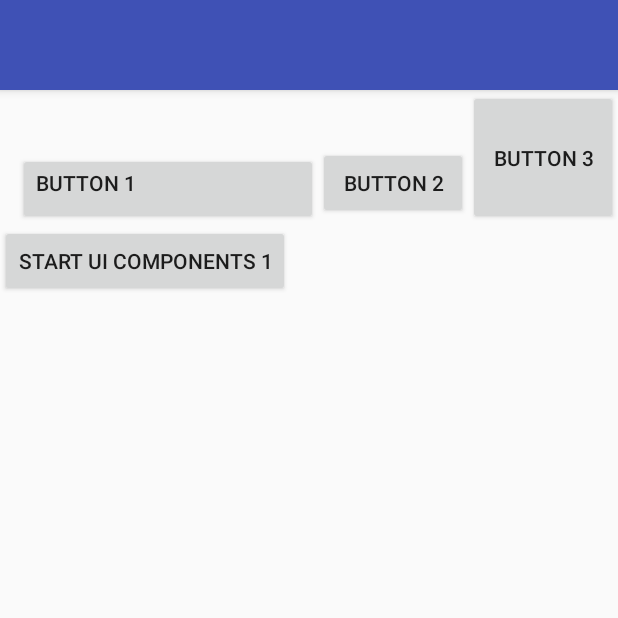
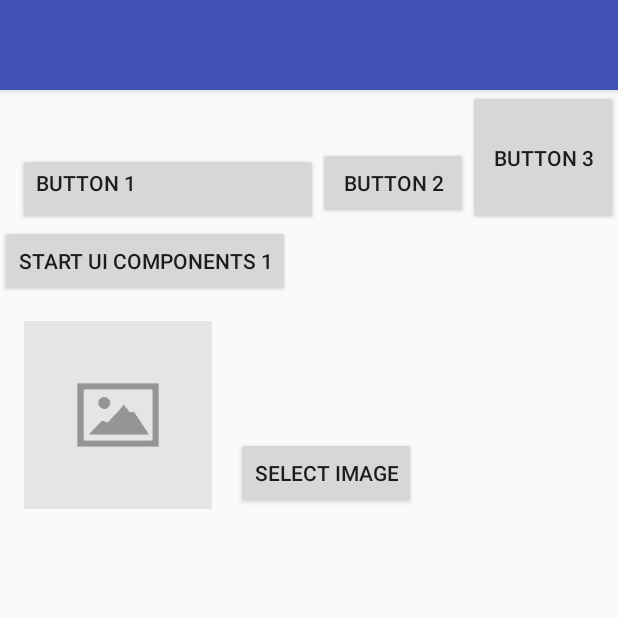
Before and after one commit to agpyaephyo/PADC7-HelloAndroid, an Android app: the screen it shows after launch (ContainerComponentsActivity), on a phone screen of 412 x 824 dp, the top half of it. Run offline under Robolectric (Android 15) with nearby library versions, the phone set to English and light mode, and no system bars.

Commit message:
Getting the image from device with implicit intent.

```diff
--- a/app/src/main/java/com/padcmyanmar/padc7_helloandroid/ContainerComponentsActivity.java
+++ b/app/src/main/java/com/padcmyanmar/padc7_helloandroid/ContainerComponentsActivity.java
@@ -22,5 +22,17 @@ public class ContainerComponentsActivity extends AppCompatActivity {
                 startActivity(intent);
             }
         });
+
+        Button btnSelectUserImage = findViewById(R.id.btn_select_image);
+        btnSelectUserImage.setOnClickListener(new View.OnClickListener() {
+            static final int REQUEST_IMAGE_GET = 1;
+
+            @Override
+            public void onClick(View v) {
+                Intent intent = new Intent(Intent.ACTION_GET_CONTENT);
+                intent.setType("image/*");
+                startActivityForResult(intent, REQUEST_IMAGE_GET);
+            }
+        });
     }
 }
--- a/app/src/main/res/layout/activity_container_components.xml
+++ b/app/src/main/res/layout/activity_container_components.xml
@@ -53,6 +53,24 @@
             android:layout_below="@id/ll_weight_eg"
             android:text="@string/lbl_start_ui_component_1" />
 
+        <ImageView
+            android:id="@+id/iv_user_image"
+            android:layout_width="wrap_content"
+            android:layout_height="wrap_content"
+            android:src="@drawable/placeholder"
+            android:layout_below="@id/btn_start_ui_component_1"
+            android:layout_margin="@dimen/margin_medium_2"
+            />
+
+        <Button
+            android:id="@+id/btn_select_image"
+            android:layout_width="wrap_content"
+            android:layout_height="wrap_content"
+            android:text="@string/lbl_select_image"
+            android:layout_alignBottom="@id/iv_user_image"
+            android:layout_toRightOf="@id/iv_user_image"
+            />
+
     </RelativeLayout>
 
 </android.support.design.widget.CoordinatorLayout>
--- a/app/src/main/res/values/strings.xml
+++ b/app/src/main/res/values/strings.xml
@@ -30,4 +30,5 @@
 
     <string name="txtCredits">Support: <a href="http://www.stackoverflow.com">click here</a></string>
     <string name="lbl_start_ui_component_1">Start UI Components 1</string>
+    <string name="lbl_select_image">Select Image</string>
 </resources>
```
Also changed, not shown: app/src/main/res/drawable-xxxhdpi/placeholder.png (added).
